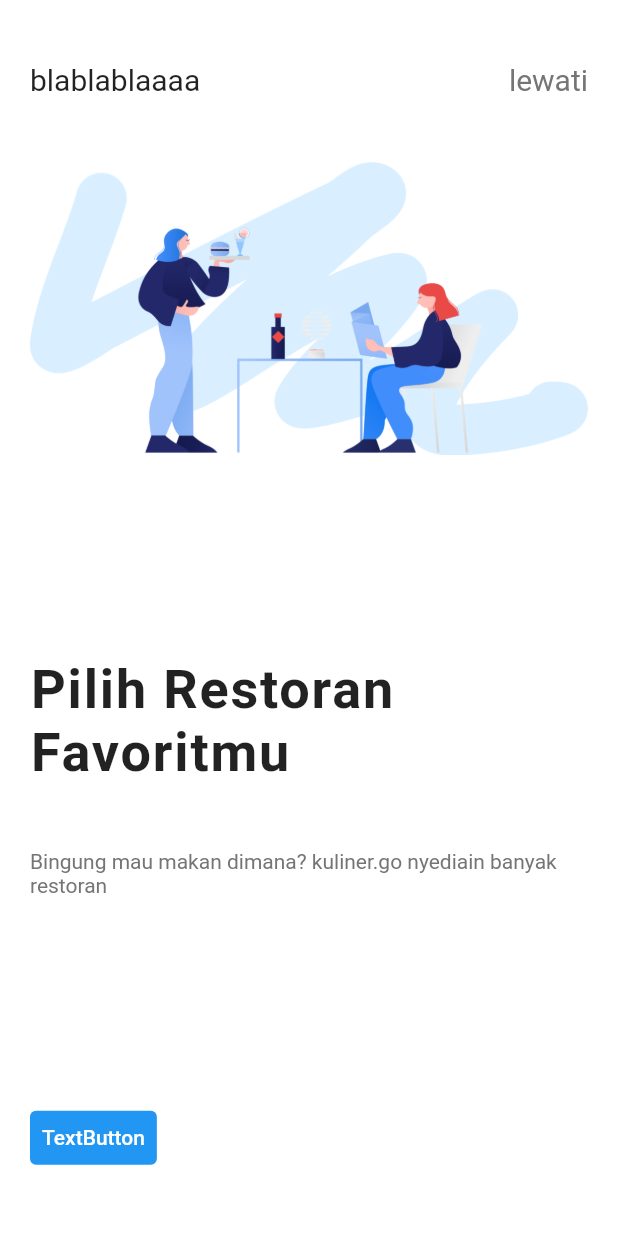
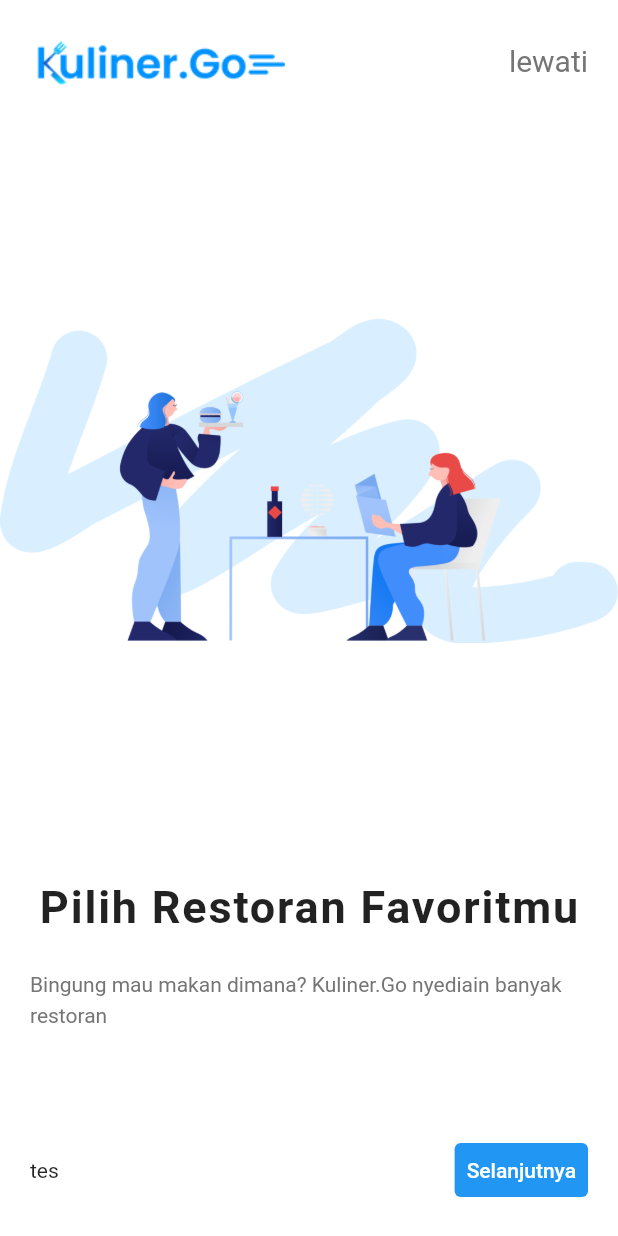
Before and after one commit to fitrahidayaat/Kuliner_GO, a Flutter app: the screen it shows after launch, on a phone screen of 412 x 824 dp. Run offline on Flutter 3.47's test engine with Material 2 defaults, Android fonts, the phone set to English and light mode, and no system bars.

```diff
--- a/lib/pages/tutorial.dart
+++ b/lib/pages/tutorial.dart
@@ -1,6 +1,7 @@
 import 'package:flutter/cupertino.dart';
 import 'package:flutter/material.dart';
 import 'package:flutter/widgets.dart';
+// import 'package:dots_indicator/dots_indicator.dart';
 
 class Tutorial extends StatefulWidget {
   const Tutorial({Key? key}) : super(key: key);
@@ -10,25 +11,28 @@ class Tutorial extends StatefulWidget {
 }
 
 class _TutorialState extends State<Tutorial> {
+  List<String> list_img = ["Onboard1.png", "Onboard2.png", "Onboard3.png"];
+  List<String> list_header = ["Pilih Restoran Favoritmu","Temukan harga dan review terbaik", "Reservasi tempat dan pesan makanan"];
+  List<String> list_subheader = ["Bingung mau makan dimana? Kuliner.Go nyediain banyak restoran", "Bisa liat harga dan review makanannya dari pelanggan sebelumnya", "Ga perlu datang ke restoran buat reservasi tempat dan pesan makanannya"];
+  List<String> list_button = ["Selanjutnya", "Selanjutnya", "Mari Jelajahi!"];
+  int counter = 0;
   @override
   Widget build(BuildContext context) {
     return Scaffold(
       backgroundColor: Colors.white,
       body: SafeArea(
-        child: Padding(
-          padding: const EdgeInsets.all(20.0),
         child: Column(
           crossAxisAlignment: CrossAxisAlignment.start,
-            mainAxisAlignment: MainAxisAlignment.spaceAround,
-            children: <Widget>[
-              Row(
           mainAxisAlignment: MainAxisAlignment.spaceBetween,
           children: <Widget>[
-                  Text(
-                    "blablablaaaa",
-                    style: TextStyle(
-                      fontSize: 20
-                    ),
+            Padding(
+              padding: const EdgeInsets.all(20.0),
+              child: Row(
+                mainAxisAlignment: MainAxisAlignment.spaceBetween,
+                children: <Widget>[
+                  Image.asset(
+                      "assets/Logo.png",
+                      width: 170.0,
                   ),
                   Text(
                     "lewati",
@@ -39,38 +43,58 @@ class _TutorialState extends State<Tutorial> {
                   )
                 ],
               ),
-              Image.asset("assets/Onboard1.png"),
-              SizedBox(height: 50.0,),
+            ),
+            Image.asset(
+              "assets/" + list_img[counter],
+
+            ),
+            Padding(
+              padding: const EdgeInsets.all(20.0),
+              child: Column(
+                children: <Widget>[
                   Text(
-                "Pilih Restoran Favoritmu",
+                    list_header[counter],
                     style: TextStyle(
-                  fontSize: 36.0,
+                      height: 1.5,
+                      fontSize: 30.0,
                       fontWeight: FontWeight.bold,
                       letterSpacing: 1.2,
                     ),
                   ),
+                  SizedBox(height: 20.0,),
                   Text(
-                "Bingung mau makan dimana? kuliner.go nyediain banyak restoran",
+                    list_subheader[counter],
                     style: TextStyle(
+                      height: 1.5,
                       color: Colors.grey[600],
                     ),
                   ),
-              SizedBox(height: 50.0,),
+                  SizedBox(height: 70.0,),
                   Row(
                     mainAxisAlignment: MainAxisAlignment.spaceBetween,
                     children: <Widget>[
+                      Text(
+                        "tes",
+                      ),
                       TextButton(
                         style: ButtonStyle(
                           backgroundColor: MaterialStateProperty.all<Color>(Colors.blue),
                           foregroundColor: MaterialStateProperty.all<Color>(Colors.white),
                         ),
-                    onPressed: () { },
-                    child: Text('TextButton'),
+
+                        onPressed: () {
+                          setState(() {
+                            counter += 1;
+                          });
+                        },
+                        child: Text(list_button[counter]),
                       ),
                     ],
                   ),
                 ],
+              )
             ),
+          ],
         ),
       ),
     );
--- a/pubspec.yaml
+++ b/pubspec.yaml
@@ -34,6 +34,7 @@ dependencies:
   # The following adds the Cupertino Icons font to your application.
   # Use with the CupertinoIcons class for iOS style icons.
   cupertino_icons: ^1.0.2
+  dots_indicator : ^1.2.0
 
 dev_dependencies:
   flutter_test:
@@ -44,6 +45,7 @@ dev_dependencies:
   # activated in the `analysis_options.yaml` file located at the root of your
   # package. See that file for information about deactivating specific lint
   # rules and activating additional ones.
+
   flutter_lints: ^1.0.0
 
 # For information on the generic Dart part of this file, see the
```
Also changed, not shown: assets/Logo.png, assets/Logogede.png (added), pubspec.lock. Lines whose indentation alone changed are shown as unchanged.
